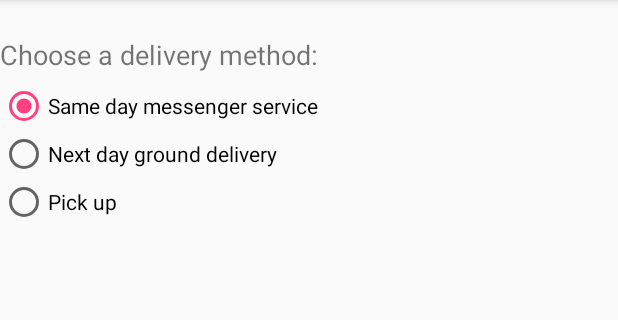
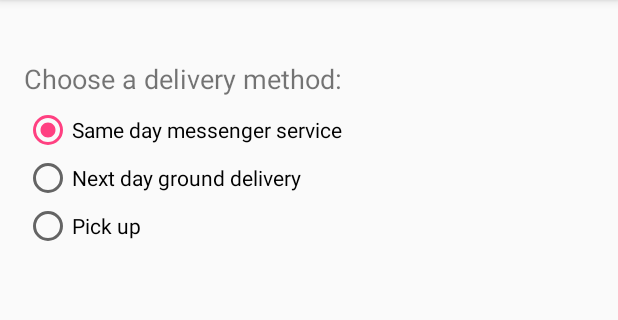
Before and after one commit to SonyaMoisset/DroidCafe_ANDROID, an Android app: the OrderActivity screen opened directly, with no data from a screen before it, after a tap on "Same day messenger service", on a phone screen of 412 x 824 dp, the part 84-404 px from its top. Run offline under Robolectric (Android 15) with nearby library versions, the phone set to English and light mode, and no system bars.

```diff
--- a/app/src/main/java/com/example/android/droidcafe/OrderActivity.java
+++ b/app/src/main/java/com/example/android/droidcafe/OrderActivity.java
@@ -2,12 +2,46 @@ package com.example.android.droidcafe;
 
 import android.support.v7.app.AppCompatActivity;
 import android.os.Bundle;
+import android.util.Log;
+import android.view.View;
+import android.widget.RadioButton;
+import android.widget.Toast;
 
 public class OrderActivity extends AppCompatActivity {
+    private static final String TAG_ACTIVITY = OrderActivity.class.getSimpleName();
 
     @Override
     protected void onCreate(Bundle savedInstanceState) {
         super.onCreate(savedInstanceState);
         setContentView(R.layout.activity_order);
     }
+
+    public void displayToast(String message) {
+        Toast.makeText(getApplicationContext(), message, Toast.LENGTH_SHORT).show();
+    }
+
+    public void onRadioButtonClicked(View view) {
+        boolean checked = ((RadioButton) view).isChecked();
+
+        switch (view.getId()) {
+            case R.id.sameday:
+                if (checked)
+                    displayToast(getString(R.string.chosen) + " " +
+                            getString(R.string.same_day_messenger_service));
+                break;
+            case R.id.nextday:
+                if (checked)
+                    displayToast(getString(R.string.chosen) + " " +
+                            getString(R.string.next_day_ground_delivery));
+                break;
+            case R.id.pickup:
+                if (checked)
+                    displayToast(getString(R.string.chosen) + " " +
+                            getString(R.string.pick_up));
+                break;
+            default:
+                Log.d(TAG_ACTIVITY, getString(R.string.nothing_clicked));
+                break;
+        }
+    }
 }
--- a/app/src/main/res/layout/activity_order.xml
+++ b/app/src/main/res/layout/activity_order.xml
@@ -4,6 +4,10 @@
     xmlns:tools="http://schemas.android.com/tools"
     android:layout_width="match_parent"
     android:layout_height="match_parent"
+    android:paddingBottom="@dimen/activity_vertical_margin"
+    android:paddingLeft="@dimen/activity_horizontal_margin"
+    android:paddingRight="@dimen/activity_horizontal_margin"
+    android:paddingTop="@dimen/activity_vertical_margin"
     tools:context="com.example.android.droidcafe.OrderActivity">
 
     <TextView
--- a/app/src/main/res/values/strings.xml
+++ b/app/src/main/res/values/strings.xml
@@ -16,4 +16,7 @@
     <string name="same_day_messenger_service">Same day messenger service</string>
     <string name="next_day_ground_delivery">Next day ground delivery</string>
     <string name="pick_up">Pick up</string>
+
+    <string name="chosen">Chosen: </string>
+    <string name="nothing_clicked">onRadioButtonClicked: Nothing clicked. </string>
 </resources>
```
